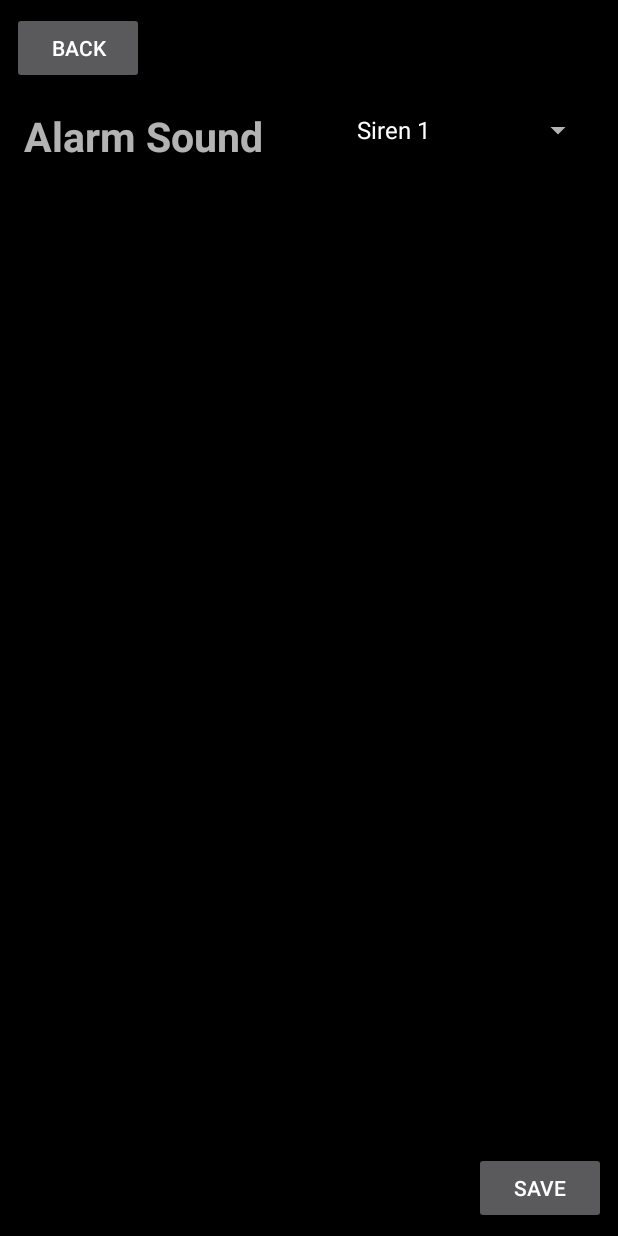
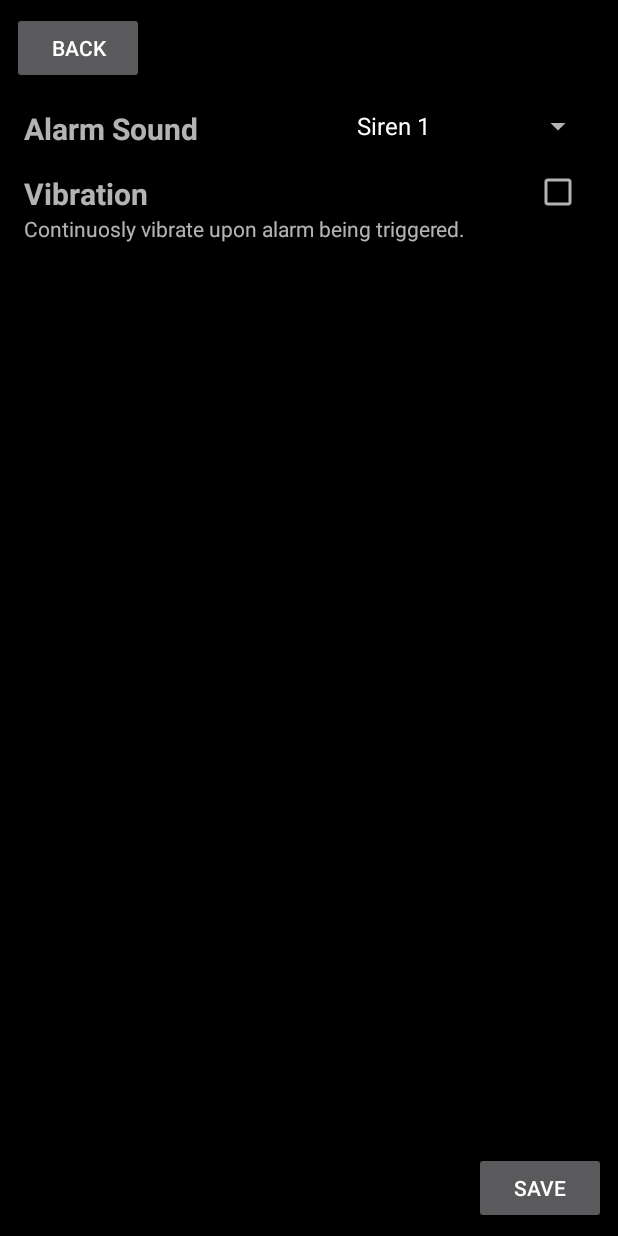
Before and after one commit to megablox1231/MotionDetection, an Android app: the screen it shows after launch (SettingsActivity), after a tap on "Settings", on a phone screen of 412 x 824 dp. Run offline under Robolectric (Android 15) with nearby library versions, the phone set to English and light mode, and no system bars.

Commit message:
moreeee vibes

```diff
--- a/app/src/main/java/detection/flyingfishinc/android/motiondetection/MainActivity.java
+++ b/app/src/main/java/detection/flyingfishinc/android/motiondetection/MainActivity.java
@@ -41,7 +41,7 @@ public class MainActivity extends AppCompatActivity {
     private void createNotificationChannel(){
         if(Build.VERSION.SDK_INT >= 26){
             CharSequence name = "Motion Detection Alarm";
-            String description = "channel description";
+            String description = "The Motion Detection Alarm";
             int importance = NotificationManager.IMPORTANCE_LOW;    //low as in how intrusive the notification is
             NotificationChannel channel = new NotificationChannel("Channel Id", name, importance);
             channel.setDescription(description);
@@ -74,15 +74,11 @@ public class MainActivity extends AppCompatActivity {
         else{
             props = new Properties("default");  //music file not found
         }
+        props.setVibrate(mySharedPrefs.getBoolean("vibrate", false));   //vibration option
     }
 
     //checks if the music file exists
     public boolean verifyMusic(String musicFile){
-        //Uri uri = Uri.parse(musicFile);
-        //ContentResolver cr = getContentResolver();
-        //String[] projection = {MediaStore.MediaColumns.DATA};
-        //Cursor cur = cr.query(Uri.parse(musicFile), projection, null, null, null);
-        //File file = new File(cur.getString(0));
         if(AccelSensor.tryMusicFile(musicFile, getApplicationContext())){
             return true;
         }
--- a/app/src/main/java/detection/flyingfishinc/android/motiondetection/Properties.java
+++ b/app/src/main/java/detection/flyingfishinc/android/motiondetection/Properties.java
@@ -11,27 +11,39 @@ public class Properties implements Parcelable {
     public float myMaxAccel;
     public String myMusicFileName;  //"default" if it is the default music file
     public boolean checking;    //true if the accelerometer listener is registered and checking
+    public boolean vibrate; //true if the alarm vibrates when triggered
 
     public Properties(){
         myMaxAccel = DEFAULTMAXACCEL;
         myMusicFileName = "default";
         checking = false;
+        vibrate = false;
     }
 
     public Properties(String musicFileName) {
         myMaxAccel = DEFAULTMAXACCEL;
         myMusicFileName = musicFileName;
         checking = false;
+        vibrate = false;
     }
 
     public Properties(Parcel in){
         Bundle bundle = in.readBundle();
         myMaxAccel = bundle.getFloat("myMaxAccel");
         myMusicFileName = bundle.getString("myMusicFileName");
+        vibrate = bundle.getBoolean("vibrate");
     }
 
     public void setMusicFileName(String musicFileName) {
         myMusicFileName = musicFileName;
+    }
+
+    public void setVibrate(boolean vibing){
+        vibrate = vibing;
+    }
+
+    public boolean getVibrate(){
+        return vibrate;
     }
 
     //default implementation, nothing to see here folks.
@@ -56,6 +68,7 @@ public class Properties implements Parcelable {
         Bundle bundle = new Bundle();
         bundle.putString("myMusicFileName", myMusicFileName);
         bundle.putFloat("myMaxAccel", myMaxAccel);
+        bundle.putBoolean("vibrate", vibrate);
         dest.writeBundle(bundle);
     }
 }
--- a/app/src/main/java/detection/flyingfishinc/android/motiondetection/SettingsActivity.java
+++ b/app/src/main/java/detection/flyingfishinc/android/motiondetection/SettingsActivity.java
@@ -12,12 +12,14 @@ import android.util.Log;
 import android.view.View;
 import android.widget.AdapterView;
 import android.widget.ArrayAdapter;
+import android.widget.CheckBox;
 import android.widget.Spinner;
 
 public class SettingsActivity extends AppCompatActivity implements AdapterView.OnItemSelectedListener {
 
     private static final String LOG_TAG = SettingsActivity.class.getSimpleName();
-    private String selectedMusic;
+    private String selectedMusic;   //either default or custom music file
+    private CheckBox vibeBox;   //checkbox for vibration
 
     private final int MUSIC_SELECT_CODE = 1;    //code for the music intent
     private boolean initializing;    //true if creation being done  from onCreate
@@ -33,6 +35,7 @@ public class SettingsActivity extends AppCompatActivity implements AdapterView.O
         spinner.setAdapter(adapter);
         initializing = true;
         initSpinner(spinner);
+        initVibeBox();
         Log.d(LOG_TAG, "onCreate");
     }
 
@@ -45,6 +48,13 @@ public class SettingsActivity extends AppCompatActivity implements AdapterView.O
         }
         else {
             spinner.setSelection(1);
+        }
+    }
+
+    public void initVibeBox(){
+        vibeBox = findViewById(R.id.vibeCheckBox);
+        if(MainActivity.props.getVibrate()){
+            vibeBox.setChecked(true);   //if the vibrate option is on then the checkbox must be checked
         }
     }
 
@@ -129,11 +139,22 @@ public class SettingsActivity extends AppCompatActivity implements AdapterView.O
             }
         }
 
+        //saves all of the settings
     public void saveSettings(View view) {
         SharedPreferences.Editor editor = MainActivity.mySharedPrefs.edit();
         editor.putString("musicFileName", selectedMusic);
+
+        if(vibeBox.isChecked()) {
+            editor.putBoolean("vibrate", true);
+        }
+        else{
+            editor.putBoolean("vibrate", false);
+        }
         editor.apply();
+
         MainActivity.props.setMusicFileName(selectedMusic);
+        MainActivity.props.setVibrate(vibeBox.isChecked());
+
         Snackbar snackbar = Snackbar.make(findViewById(R.id.myCoordLayout), "Settings Saved!", Snackbar.LENGTH_SHORT);  //popup
         snackbar.show();
         Log.d(LOG_TAG, "settings Saved!");
--- a/app/src/main/res/layout/activity_settings.xml
+++ b/app/src/main/res/layout/activity_settings.xml
@@ -46,23 +46,53 @@
                     android:id="@+id/musicSpinner"
                     android:layout_width="0dp"
                     android:layout_height="wrap_content"
+                    android:layout_marginTop="8dp"
                     android:layout_marginEnd="8dp"
                     android:spinnerMode="dropdown"
-                    app:layout_constraintBottom_toBottomOf="parent"
                     app:layout_constraintEnd_toEndOf="parent"
                     app:layout_constraintTop_toTopOf="parent" />
 
                 <TextView
-                    android:id="@+id/textView"
+                    android:id="@+id/alarmTitleTextView"
                     android:layout_width="wrap_content"
                     android:layout_height="wrap_content"
                     android:layout_marginStart="8dp"
                     android:layout_marginTop="8dp"
                     android:text="@string/alarm_sound"
-                    android:textSize="27sp"
+                    android:textSize="20sp"
                     android:textStyle="bold"
                     app:layout_constraintStart_toStartOf="parent"
                     app:layout_constraintTop_toTopOf="parent" />
+
+                <TextView
+                    android:id="@+id/vibeTitleTextView"
+                    android:layout_width="wrap_content"
+                    android:layout_height="wrap_content"
+                    android:layout_marginStart="8dp"
+                    android:layout_marginTop="16dp"
+                    android:text="Vibration"
+                    android:textSize="20sp"
+                    android:textStyle="bold"
+                    app:layout_constraintStart_toStartOf="parent"
+                    app:layout_constraintTop_toBottomOf="@+id/alarmTitleTextView" />
+
+                <CheckBox
+                    android:id="@+id/vibeCheckBox"
+                    android:layout_width="wrap_content"
+                    android:layout_height="wrap_content"
+                    android:layout_marginTop="16dp"
+                    android:layout_marginEnd="16dp"
+                    app:layout_constraintEnd_toEndOf="parent"
+                    app:layout_constraintTop_toBottomOf="@+id/musicSpinner" />
+
+                <TextView
+                    android:id="@+id/vibeDescpTextView"
+                    android:layout_width="wrap_content"
+                    android:layout_height="wrap_content"
+                    android:layout_marginStart="8dp"
+                    android:text="Continuosly vibrate upon alarm being triggered."
+                    app:layout_constraintStart_toStartOf="parent"
+                    app:layout_constraintTop_toBottomOf="@+id/vibeTitleTextView" />
             </android.support.constraint.ConstraintLayout>
         </ScrollView>
 
```
